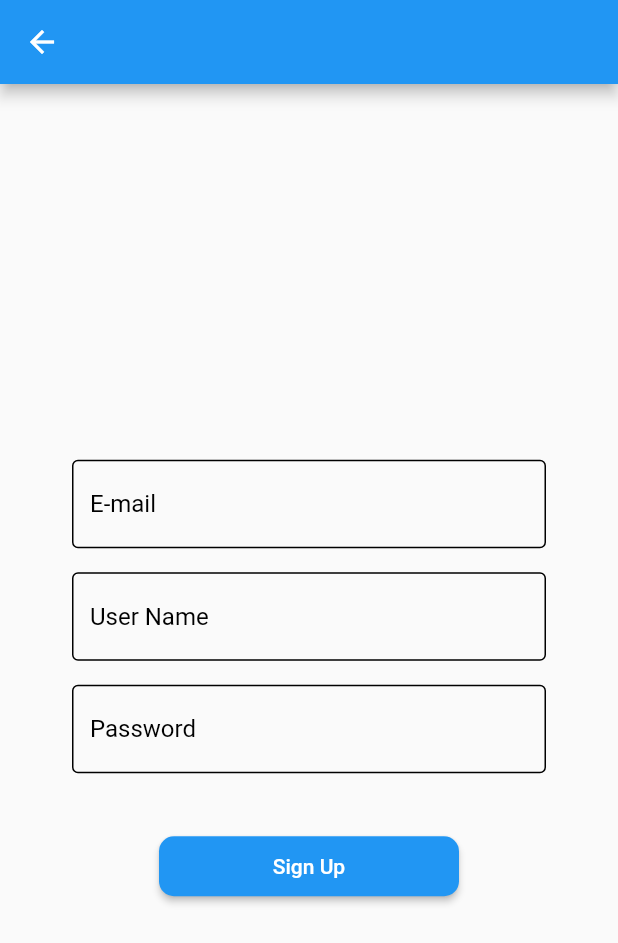
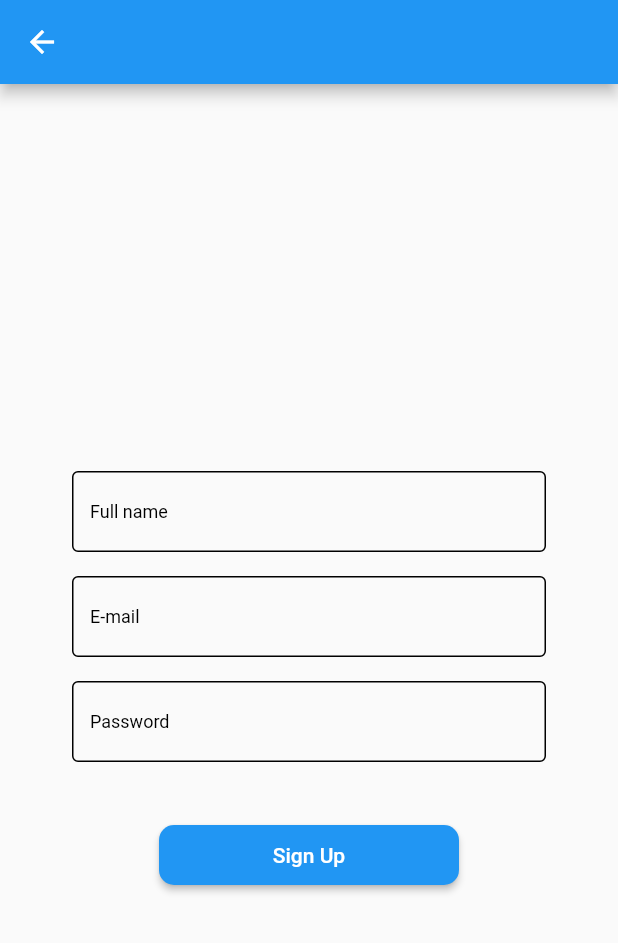
Before and after one commit to Nizar-Sweiss/Semi-Final-Lab, a Flutter app: the screen it shows after launch, after a tap on "Sign-up", on a phone screen of 412 x 824 dp. Shown: the top 943 px of the screen. Run offline on Flutter 3.47's test engine with Material 2 defaults, Android fonts, the phone set to English and light mode, and no system bars; our stand-ins replace carousel_slider, cloud_firestore, firebase_auth, firebase_core, google_sign_in; accounts and stored records are empty; network calls fail.

Commit message:
Added user info to each post

```diff
--- a/ltuc_portal/lib/Screens/signup_screen.dart
+++ b/ltuc_portal/lib/Screens/signup_screen.dart
@@ -11,9 +11,9 @@ class SignUpScreen extends StatefulWidget {
 }
 
 class _SignUpScreenState extends State<SignUpScreen> {
+  var displayNameController = TextEditingController();
   var emailController = TextEditingController();
   var passwordController = TextEditingController();
-  var userNameController = TextEditingController();
 
   @override
   Widget build(BuildContext context) {
@@ -31,12 +31,12 @@ class _SignUpScreenState extends State<SignUpScreen> {
                 child: Column(
                   children: [
                     DefaultFormField(
+                      textHint: "Full name",
+                      controller: displayNameController,
+                    ),
+                    DefaultFormField(
                       textHint: "E-mail",
                       controller: emailController,
-                    ),
-                    DefaultFormField(
-                      textHint: "User Name",
-                      controller: userNameController,
                     ),
                     DefaultFormField(
                       textHint: "Password",
@@ -70,7 +70,7 @@ class _SignUpScreenState extends State<SignUpScreen> {
         email: emailController.text,
         password: passwordController.text,
       );
-      AuthService().updateUserData(userCredential.user!);
+      AuthService().updateUserData(userCredential.user!, displayNameController.text);
       ScaffoldMessenger.of(context).showSnackBar(
         const SnackBar(
           backgroundColor: Colors.green,
@@ -79,14 +79,8 @@ class _SignUpScreenState extends State<SignUpScreen> {
           ),
         ),
       );
-    } on FirebaseAuthException {
-      ScaffoldMessenger.of(context).showSnackBar(
-        const SnackBar(
-          content: Text(
-            "Something went wrong...",
-          ),
-        ),
-      );
+    } on FirebaseAuthException catch (e) {
+      Utils.errorSnackBar(e.message);
     } finally {
       Navigator.pop(context);
     }
--- a/ltuc_portal/lib/main.dart
+++ b/ltuc_portal/lib/main.dart
@@ -14,6 +14,13 @@ class MyApp extends StatelessWidget {
   const MyApp({super.key});
   @override
   Widget build(BuildContext context) {
-    return AuthService().handleAuthState();
+    final ThemeData theme = ThemeData();
+    return MaterialApp(
+      scaffoldMessengerKey: Utils.messengerKey,
+      debugShowCheckedModeBanner: false,
+      title: 'LTUC Portal',
+      theme: theme.copyWith(textTheme: defaultTextTheme),
+      home: AuthService().handleAuthState(),
+    );
   }
 }
--- a/ltuc_portal/lib/utility/auth_service.dart
+++ b/ltuc_portal/lib/utility/auth_service.dart
@@ -11,13 +11,14 @@ final auth = FirebaseAuth.instance;
 class AuthService {
   /// This function takes a User object as a parameter, and returns a Future that completes when the
   /// user data has been updated.
-  updateUserData(User user) async {
+  updateUserData(User user, [displayName]) async {
     DocumentReference document = users.doc(user.uid);
     return document.set(
       {
         "uid": user.uid,
         "email": user.email,
-        "displayName": user.displayName ?? "test",
+        "displayName": user.displayName ?? displayName,
+        "role": 0
       },
     );
   }
@@ -39,7 +40,9 @@ class AuthService {
       accessToken: googleAuth.accessToken,
       idToken: googleAuth.idToken,
     );
-    return await auth.signInWithCredential(credential);
+    UserCredential userCredential = await auth.signInWithCredential(credential);
+    updateUserData(userCredential.user!);
+    return userCredential;
   }
 
   /// If the user is logged in, show the HomeScreen, otherwise show the LoginScreen
@@ -51,16 +54,13 @@ class AuthService {
           return const Center(child: CircularProgressIndicator());
         }
         final user = snapshot.data;
-        return MaterialApp(
-          debugShowCheckedModeBanner: false,
-          home: snapshot.connectionState != ConnectionState.active
-              ? const Center(
-                  child: CircularProgressIndicator(),
-                )
-              : user != null
-                  ? const HomeScreen()
-                  : const LoginScreen(),
-        );
+        return snapshot.connectionState != ConnectionState.active
+            ? const Center(
+                child: CircularProgressIndicator(),
+              )
+            : user != null
+                ? const HomeScreen()
+                : const LoginScreen();
       },
     );
   }
--- a/ltuc_portal/lib/utility/firebase_references.dart
+++ b/ltuc_portal/lib/utility/firebase_references.dart
@@ -1,4 +1,6 @@
+import 'package:flutter/material.dart';
 import 'package:cloud_firestore/cloud_firestore.dart';
+import 'package:flutter/cupertino.dart';
 
 /// Creating a reference to the collection called news-feed and then creating a query that orders the
 /// collection by the createdAt field in descending order.
--- a/ltuc_portal/lib/utility/utility.dart
+++ b/ltuc_portal/lib/utility/utility.dart
@@ -2,3 +2,4 @@ export 'package:ltuc_portal/utility/firebase_options.dart';
 export 'package:ltuc_portal/utility/firebase_references.dart';
 export 'package:ltuc_portal/utility/style.dart';
 export 'package:ltuc_portal/utility/auth_service.dart';
+export "package:ltuc_portal/utility/utils.dart";
--- a/ltuc_portal/pubspec.yaml
+++ b/ltuc_portal/pubspec.yaml
@@ -41,6 +41,7 @@ dependencies:
   carousel_slider: ^4.1.1
   cloud_firestore: ^4.0.1
   google_sign_in: ^5.4.2
+  intl: ^0.17.0
 
 dev_dependencies:
   flutter_test:
```
Also changed, not shown: ltuc_portal/lib/Screens/forgot_password_screen.dart (+3 -14 lines), ltuc_portal/lib/Screens/login_screen.dart (+2 -8 lines), ltuc_portal/lib/Widgets/news_feed_add_widget.dart (+16 -16 lines), ltuc_portal/lib/Widgets/news_feed_widget.dart (+39 -7 lines), ltuc_portal/lib/utility/style.dart (+4 -24 lines), ltuc_portal/lib/utility/utils.dart (added, +15 -0 lines), ltuc_portal/pubspec.lock.
